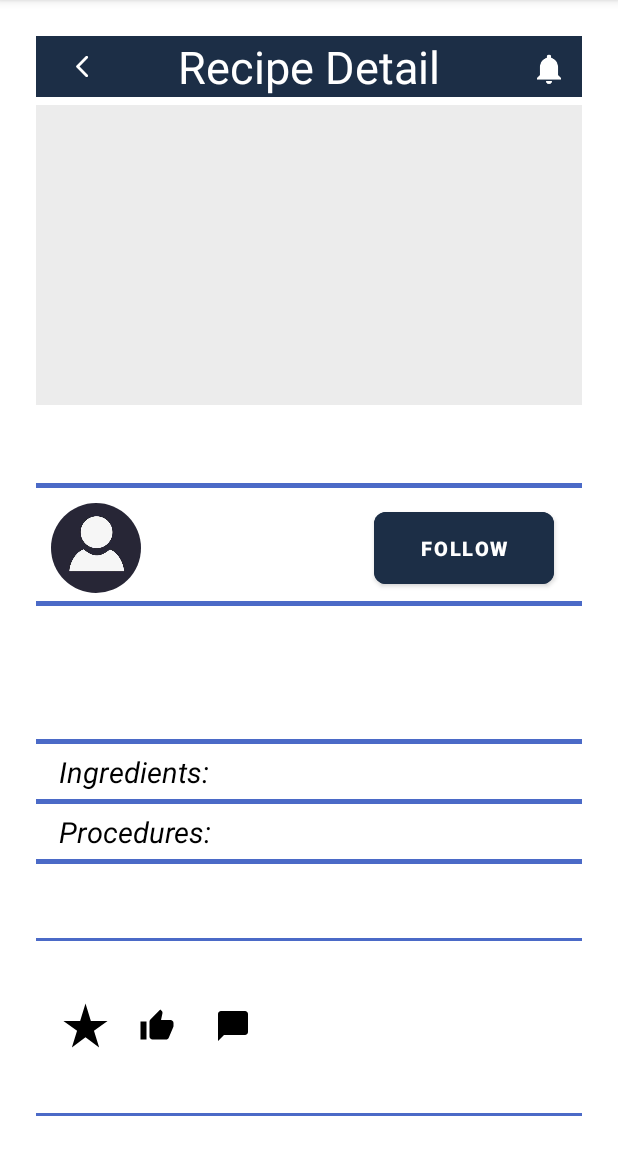
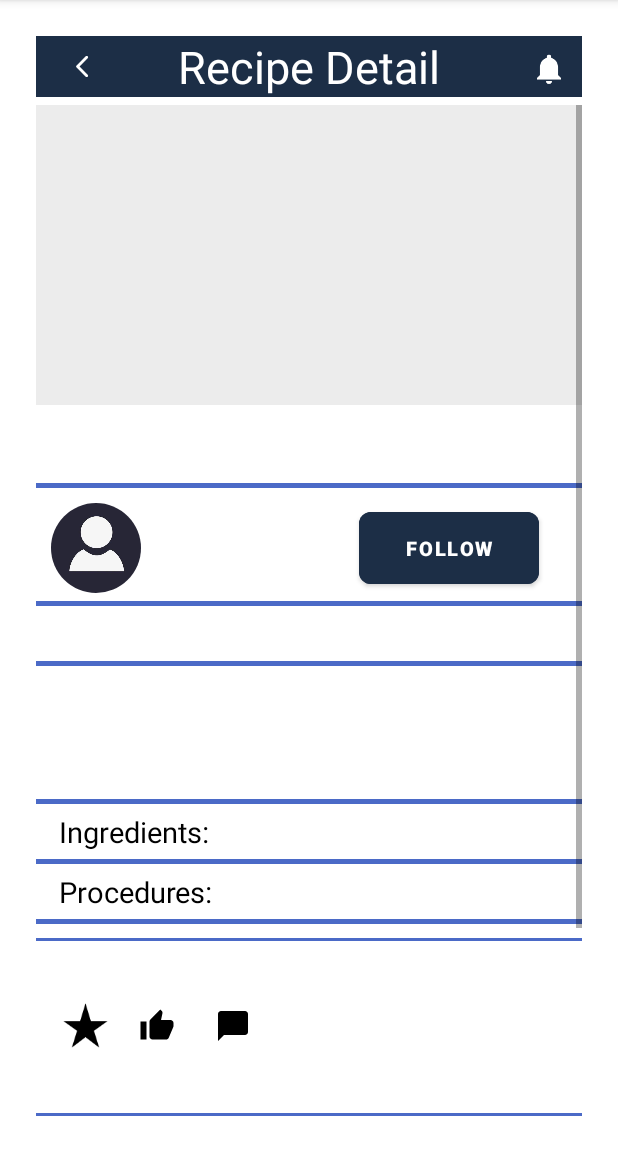
Before and after one commit to Michael0215/capstone-project-9900-w18q-commercialize, an Android app: the RecipeDetailActivity screen opened directly, with no data from a screen before it, on a phone screen of 412 x 824 dp, the part 84-1236 px from its top. Run offline under Robolectric (Android 15) with nearby library versions, the phone set to English and light mode, and no system bars; our stand-ins replace Firebase (no records; nobody signed in at launch, a user with empty details on screens opened directly); libraries missing offline, so code that uses them is left out: com.makeramen.roundedimageview; plain views replace RoundedImageView; 1 statement that could not run was skipped.

Commit message:
Fixed some graphical bugs, and optimized the UI design.

```diff
--- a/app/src/main/java/com/example/comp9900_commercialize/AddRecipeActivity.java
+++ b/app/src/main/java/com/example/comp9900_commercialize/AddRecipeActivity.java
@@ -91,7 +91,7 @@ public class AddRecipeActivity extends AppCompatActivity {
             if(new AddRecipeSub1Activity().instance != null){
                 new AddRecipeSub1Activity().instance.finish();
             }
-            startActivity(new Intent(getApplicationContext(), MainActivity.class));
+//            startActivity(new Intent(getApplicationContext(), MainActivity.class));
             finish();
         });
 
--- a/app/src/main/java/com/example/comp9900_commercialize/AddRecipeSub2Activity.java
+++ b/app/src/main/java/com/example/comp9900_commercialize/AddRecipeSub2Activity.java
@@ -133,7 +133,6 @@ public class AddRecipeSub2Activity extends AppCompatActivity implements View.OnC
                             public void onSuccess(Void aVoid) {
                                 showToast("Success");
                                 preferences.putBoolean(MacroDef.KEY_MODE_CREATE, true);
-                                startActivity(new Intent(getApplicationContext(), MainActivity.class));
                                 new AddRecipeSub1Activity().instance.finish();
                                 new AddRecipeActivity().instance.finish();
                                 finish();
--- a/app/src/main/java/com/example/comp9900_commercialize/OtherProfileActivity.java
+++ b/app/src/main/java/com/example/comp9900_commercialize/OtherProfileActivity.java
@@ -146,7 +146,6 @@ public class OtherProfileActivity extends BaseActivity {
             public void onItemClick(int position) {
                 preferences.putString(MacroDef.KEY_RECIPE_ID, mData.get(position).id);
                 preferences.putBoolean(MacroDef.KEY_MODE_CREATE, false);
-                Toast.makeText(OtherProfileActivity.this, "您点击的菜谱id为" + preferences.getString(MacroDef.KEY_RECIPE_ID), Toast.LENGTH_SHORT).show();
                 startActivity(new Intent(getApplicationContext(), RecipeDetailActivity.class));
             }
         }) ;
--- a/app/src/main/java/com/example/comp9900_commercialize/ProfileActivity.java
+++ b/app/src/main/java/com/example/comp9900_commercialize/ProfileActivity.java
@@ -154,8 +154,9 @@ public class ProfileActivity extends AppCompatActivity {
                     finish();
                 });
         binding.ibCreate.setOnClickListener(v -> {
-                    startActivity(new Intent(getApplicationContext(), AddRecipeActivity.class));
-                });
+            preferences.putBoolean(MacroDef.KEY_MODE_CREATE, true);
+            startActivity(new Intent(getApplicationContext(), AddRecipeActivity.class));
+        });
         binding.ibSubscribe.setOnClickListener(v -> {
                     startActivity(new Intent(getApplicationContext(), SubscribeActivity.class));
                     finish();
@@ -186,7 +187,6 @@ public class ProfileActivity extends AppCompatActivity {
             public void onItemClick(int position) {
                 preferences.putString(MacroDef.KEY_RECIPE_ID, mData.get(position).id);
                 preferences.putBoolean(MacroDef.KEY_MODE_CREATE, false);
-                Toast.makeText(ProfileActivity.this, "您点击的菜谱id为" + preferences.getString(MacroDef.KEY_RECIPE_ID), Toast.LENGTH_SHORT).show();
                 startActivity(new Intent(getApplicationContext(), AddRecipeActivity.class));
             }
         }) ;
--- a/app/src/main/java/com/example/comp9900_commercialize/RecipeDetailActivity.java
+++ b/app/src/main/java/com/example/comp9900_commercialize/RecipeDetailActivity.java
@@ -218,6 +218,7 @@ public class RecipeDetailActivity extends AppCompatActivity {
                     binding.tvType.setText("Type: " + recipe.recipeType);
                     binding.tvDifficultyDetail.setText("Difficulty: " + recipe.recipeDifficulty);
                     binding.tvScheduledTimeDetail.setText("Scheduled time: " + recipe.recipeScheduledTime);
+                    binding.tvDescription.setText(recipe.recipeDescription);
                     if(recipe.recipeContributorAvatar != null){
                         bytes = Base64.decode(recipe.recipeContributorAvatar, Base64.DEFAULT);
                         bitmap = BitmapFactory.decodeByteArray(bytes, 0, bytes.length);
--- a/app/src/main/java/com/example/comp9900_commercialize/SearchActivity.java
+++ b/app/src/main/java/com/example/comp9900_commercialize/SearchActivity.java
@@ -37,8 +37,9 @@ public class SearchActivity extends AppCompatActivity {
                     finish();
                 });
         binding.ibCreate.setOnClickListener(v -> {
-                    startActivity(new Intent(getApplicationContext(), AddRecipeActivity.class));
-                });
+            preferences.putBoolean(MacroDef.KEY_MODE_CREATE, true);
+            startActivity(new Intent(getApplicationContext(), AddRecipeActivity.class));
+        });
         binding.ibSubscribe.setOnClickListener(v -> {
                     startActivity(new Intent(getApplicationContext(), SubscribeActivity.class));
                     finish();
--- a/app/src/main/res/layout/activity_recipe_detail.xml
+++ b/app/src/main/res/layout/activity_recipe_detail.xml
@@ -85,7 +85,6 @@
                     android:id="@+id/bt_follow"
                     android:layout_width="120dp"
                     android:layout_height="60dp"
-                    android:layout_marginStart="10dp"
                     android:backgroundTint="@color/dark_blue"
                     android:text="FOLLOW"
                     android:textColor="@color/white"
@@ -107,13 +106,33 @@
                 android:layout_height="wrap_content"
                 android:orientation="vertical">
                 <TextView
+                    android:id="@+id/tv_description"
+                    android:layout_width="match_parent"
+                    android:layout_height="wrap_content"
+                    android:layout_marginStart="15dp"
+                    android:textColor="@color/black"
+                    android:textSize="19sp"
+                    />
+            </LinearLayout>
+            <View
+                android:id="@+id/view7"
+                android:layout_width="match_parent"
+                android:layout_height="3dp"
+                android:background="@color/drak_blue"
+                android:layout_marginTop="5dp"
+                android:layout_marginBottom="5dp"
+                />
+            <LinearLayout
+                android:layout_width="match_parent"
+                android:layout_height="wrap_content"
+                android:orientation="vertical">
+                <TextView
                     android:id="@+id/tv_type"
                     android:layout_width="wrap_content"
                     android:layout_height="wrap_content"
                     android:layout_marginStart="15dp"
                     android:textColor="@color/black"
                     android:textSize="19sp"
-                    android:textStyle="italic"
                     />
                 <TextView
                     android:id="@+id/tv_difficulty_detail"
@@ -122,7 +141,6 @@
                     android:layout_marginStart="15dp"
                     android:textColor="@color/black"
                     android:textSize="19sp"
-                    android:textStyle="italic"
                     />
                 <TextView
                     android:id="@+id/tv_scheduled_time_detail"
@@ -131,7 +149,6 @@
                     android:layout_marginStart="15dp"
                     android:textColor="@color/black"
                     android:textSize="19sp"
-                    android:textStyle="italic"
                     />
             </LinearLayout>
             <View
@@ -159,7 +176,6 @@
                     android:text="Ingredients:"
                     android:textColor="@color/black"
                     android:textSize="19sp"
-                    android:textStyle="italic"
                     />
             </LinearLayout>
 
@@ -188,7 +204,6 @@
                     android:text="Procedures:"
                     android:textColor="@color/black"
                     android:textSize="19sp"
-                    android:textStyle="italic"
                     />
             </LinearLayout>
 
--- a/app/src/main/res/layout/activity_search_result.xml
+++ b/app/src/main/res/layout/activity_search_result.xml
@@ -22,7 +22,6 @@
     <FrameLayout
         android:layout_width="match_parent"
         android:layout_height="0dp"
-        android:layout_marginTop="16dp"
         app:layout_constraintTop_toBottomOf="@id/tv_search_page">
         <androidx.recyclerview.widget.RecyclerView
             android:id="@+id/recycler_view"
```
Also changed, not shown: app/src/main/java/com/example/comp9900_commercialize/MainActivity.java (+4 -3 lines), app/src/main/java/com/example/comp9900_commercialize/SubscribeActivity.java (+8 -5 lines), app/src/main/res/layout/activity_subscribe.xml (+28 -6 lines), app/src/main/res/layout/item_container_subscribe.xml (+16 -14 lines).
